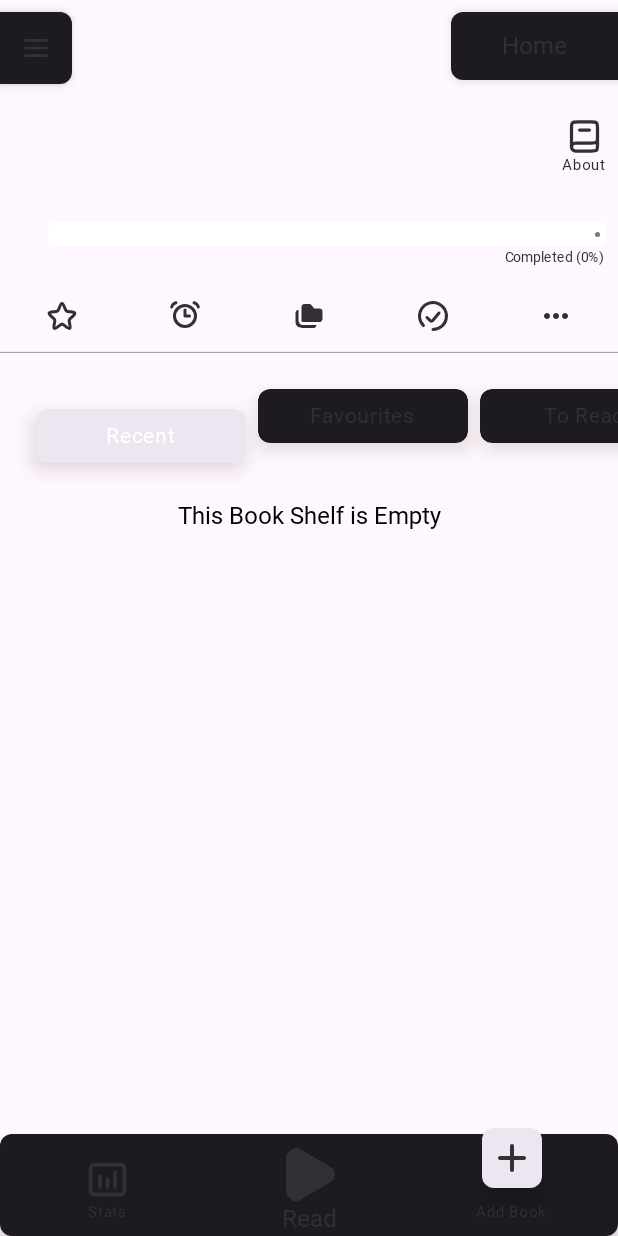
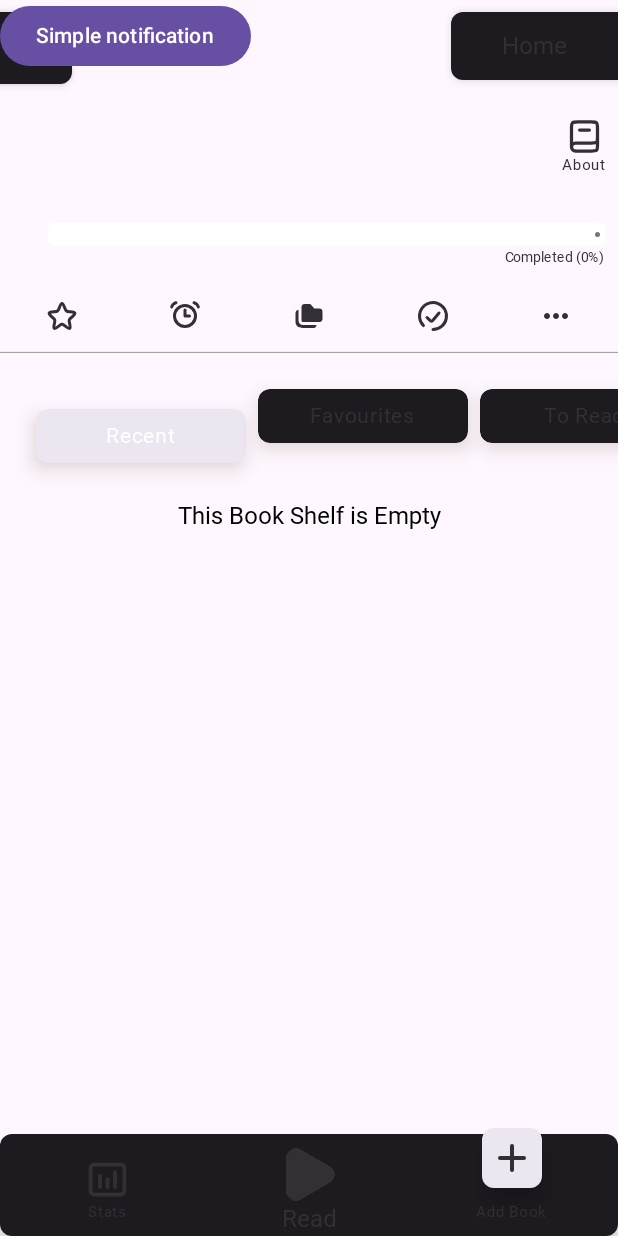
Before and after one commit to AndDe-gourav/Android-Book-Reader, an Android app built with Jetpack Compose: the screen it shows after launch (MainActivity), on a phone screen of 412 x 824 dp. Run offline under Robolectric (Android 15) with nearby library versions, the phone set to English and light mode, and no system bars; our stand-ins replace Room's generated code; libraries missing offline, so code that uses them is left out: com.shockwave.pdfium; pictures from the network do not load; Roboto replaces fonts that are not available here; 4 statements that could not run were skipped.

Commit message:
notification update

```diff
--- a/app/build.gradle.kts
+++ b/app/build.gradle.kts
@@ -46,6 +46,7 @@ dependencies {
     implementation ("androidx.core:core-splashscreen:1.0.1")
     implementation("io.coil-kt:coil-compose:2.5.0")
     implementation(libs.androidx.material3.window.size.class1.android)
+    implementation("com.google.accompanist:accompanist-permissions:0.37.3")
     implementation(libs.androidx.runtime.livedata)
     implementation(libs.firebase.ai)
     ksp ("androidx.room:room-compiler:2.7.0")
--- a/app/src/main/AndroidManifest.xml
+++ b/app/src/main/AndroidManifest.xml
@@ -3,7 +3,9 @@
     xmlns:tools="http://schemas.android.com/tools">
     <uses-permission android:name="android.permission.READ_EXTERNAL_STORAGE"
         android:maxSdkVersion="32" />
+    <uses-permission android:name="android.permission.POST_NOTIFICATIONS"/>
     <application
+        android:name=".NotificationApplication"
         android:allowBackup="true"
         android:dataExtractionRules="@xml/data_extraction_rules"
         android:fullBackupContent="@xml/backup_rules"
--- a/app/src/main/java/com/example/epubreader/HomeScreen.kt
+++ b/app/src/main/java/com/example/epubreader/HomeScreen.kt
@@ -1,6 +1,8 @@
 package com.example.epubreader
 
+import android.Manifest
 import android.app.Activity
+import android.content.Context
 import android.net.Uri
 import android.widget.Toast
 import androidx.activity.compose.BackHandler
@@ -19,8 +21,10 @@ import androidx.compose.foundation.layout.height
 import androidx.compose.foundation.layout.offset
 import androidx.compose.foundation.layout.padding
 import androidx.compose.foundation.layout.size
+import androidx.compose.foundation.layout.systemBarsPadding
 import androidx.compose.foundation.lazy.LazyColumn
 import androidx.compose.foundation.shape.RoundedCornerShape
+import androidx.compose.material3.Button
 import androidx.compose.material3.HorizontalDivider
 import androidx.compose.material3.Icon
 import androidx.compose.material3.IconButton
@@ -32,6 +36,7 @@ import androidx.compose.material3.Surface
 import androidx.compose.material3.Text
 import androidx.compose.material3.TextButton
 import androidx.compose.runtime.Composable
+import androidx.compose.runtime.LaunchedEffect
 import androidx.compose.runtime.collectAsState
 import androidx.compose.runtime.getValue
 import androidx.compose.runtime.mutableStateOf
@@ -52,13 +57,17 @@ import androidx.compose.ui.unit.sp
 import androidx.compose.ui.zIndex
 import androidx.navigation.NavController
 import com.example.epubreader.model.bookStorage.Book
+import com.google.accompanist.permissions.ExperimentalPermissionsApi
+import com.google.accompanist.permissions.isGranted
+import com.google.accompanist.permissions.rememberPermissionState
 import kotlinx.coroutines.delay
 import kotlinx.coroutines.launch
 
 
-@OptIn(ExperimentalSharedTransitionApi::class)
+@OptIn(ExperimentalSharedTransitionApi::class, ExperimentalPermissionsApi::class)
 @Composable
 fun HomeScreen(
+    context: Context,
     bookDataViewModel: BookDataViewModel,
     timeGoalViewModel: TimeGoalViewModel,
     navController: NavController,
@@ -66,6 +75,23 @@ fun HomeScreen(
     toCloseDrawer: () -> Unit,
     modifier: Modifier = Modifier
 ) {
+    val postNotificationPermission = rememberPermissionState(permission = Manifest.permission.POST_NOTIFICATIONS)
+    val notificationHandler = NotificationHandler(context)
+
+    LaunchedEffect(key1 = true) {
+        if (!postNotificationPermission.status.isGranted) {
+            postNotificationPermission.launchPermissionRequest()
+        }
+    }
+
+    Column(
+        modifier = Modifier.systemBarsPadding().zIndex(1f)
+    ) {
+        Button(onClick = {
+            notificationHandler.showNotification()
+        }) { Text(text = "Simple notification") }
+    }
+
     val snackbarHostState = remember { SnackbarHostState() }
     val coroutineScope = rememberCoroutineScope()
 
--- a/app/src/main/java/com/example/epubreader/MainActivity.kt
+++ b/app/src/main/java/com/example/epubreader/MainActivity.kt
@@ -185,6 +185,7 @@ fun App(
                 ) {
                     HomeScreen(
                         bookDataViewModel = bookDataViewModel,
+                        context = context,
                         timeGoalViewModel = timeGoalViewModel,
                         navController = navController,
                         toCloseDrawer = { scope.launch { drawerState.close() } },
--- /dev/null
+++ b/app/src/main/java/com/example/epubreader/NotificationApplication.kt
@@ -0,0 +1,19 @@
+package com.example.epubreader
+
+import android.app.Application
+import android.app.NotificationChannel
+import android.app.NotificationManager
+
+class NotificationApplication : Application() {
+    override fun onCreate() {
+        super.onCreate()
+        val notificationChannel = NotificationChannel(
+            "daily_reminder",
+             "reminder",
+            NotificationManager.IMPORTANCE_HIGH
+        )
+        val notificationManager = getSystemService(NOTIFICATION_SERVICE) as NotificationManager
+
+        notificationManager.createNotificationChannel(notificationChannel)
+    }
+}
```
Also changed, not shown: app/src/main/java/com/example/epubreader/NotificationHandler.kt (added, +25 -0 lines).
